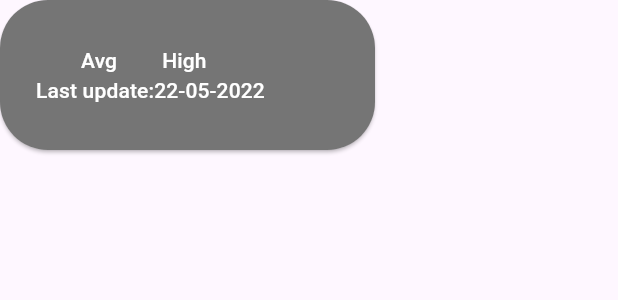
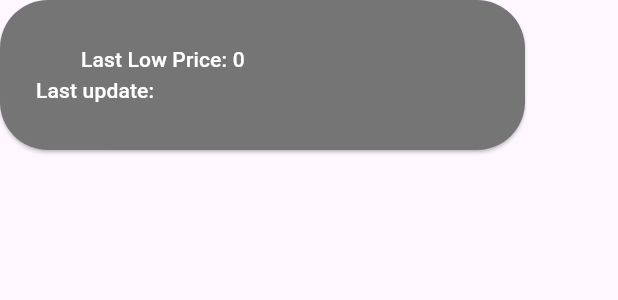
Before and after one commit to JerkingFan/Tarkov-money, a Flutter app: the Button_item widget shown alone on an empty page, opened directly with empty values, on a phone screen of 412 x 824 dp. Shown: the top 300 px of the screen. Run offline on Flutter 3.47's test engine with Material 3 defaults, Android fonts, the phone set to English and light mode, and no system bars; network calls fail.

Commit message:
added last low price and updated

```diff
--- a/tarkov_price/lib/widgets/foreground.dart
+++ b/tarkov_price/lib/widgets/foreground.dart
@@ -4,10 +4,7 @@ import 'package:tarkov_price/api/requets.dart';
 
 
 class MyApp extends StatelessWidget {
-
   MyApp({super.key});
-
-
 
   @override
   Widget build(BuildContext context) {
@@ -43,18 +40,17 @@ class MyApp extends StatelessWidget {
                       ),
                     ),
                   ),
-              const SizedBox(height: 25,),
               Expanded(
                 child: Padding(
                   padding: const EdgeInsets.all(8.0),
                   child: ListView(
-                    children: shortName.take(10).map((number) => Column(
+                    children: List.generate(shortName.length, (index) => Column(
                       children: [
                         const SizedBox(height: 25,),
-                        Button_item(number: number),
+                        Button_item(name: shortName[index], price: low_price[index], update: updated[index],),
                         const SizedBox(height: 25,),
                       ],
-                    )).toList(),
+                    )),
                   ),
                 ),
               ),
@@ -67,17 +63,21 @@ class MyApp extends StatelessWidget {
 }
 
 class Button_item extends StatelessWidget {
-  final String number;
+  final String name;
+  final int price;
+  final String update;
 
   const Button_item({
     super.key,
-    required this.number,
+    required this.name,
+    required this.price,
+    required this.update
   });
 
   @override
   Widget build(BuildContext context) {
     return SizedBox(
-    width: 250,
+    width: 350,
     height: 100,
     child: ElevatedButton(
       onPressed: (){},
@@ -93,17 +93,17 @@ class Button_item extends StatelessWidget {
         children: [
           Row(
             children: [
-              Text("$number", style: const TextStyle(color: Colors.white),),
+              Text("$name", style: const TextStyle(color: Colors.white),),
               const SizedBox(width: 30,),
-              Text('Avg', style: const TextStyle(color: Colors.white)),
+              const Text("Last Low Price: ",style: TextStyle(color: Colors.white),),
+              Text('$price', style: const TextStyle(color: Colors.white)),
               const SizedBox(width: 30,),
-              Text('High', style: const TextStyle(color: Colors.white)),
             ],
           ),
           Row(
             children: [
-              const Text("Last update:", style: TextStyle(color: Colors.white), ),
-              Text("22-05-2022", style: const TextStyle(color: Colors.white),),
+              const Text("Last update: ", style: TextStyle(color: Colors.white), ),
+              Text("$update", style: const TextStyle(color: Colors.white),),
             ],
           ),
         ],
```
Also changed, not shown: tarkov_price/output.json.
